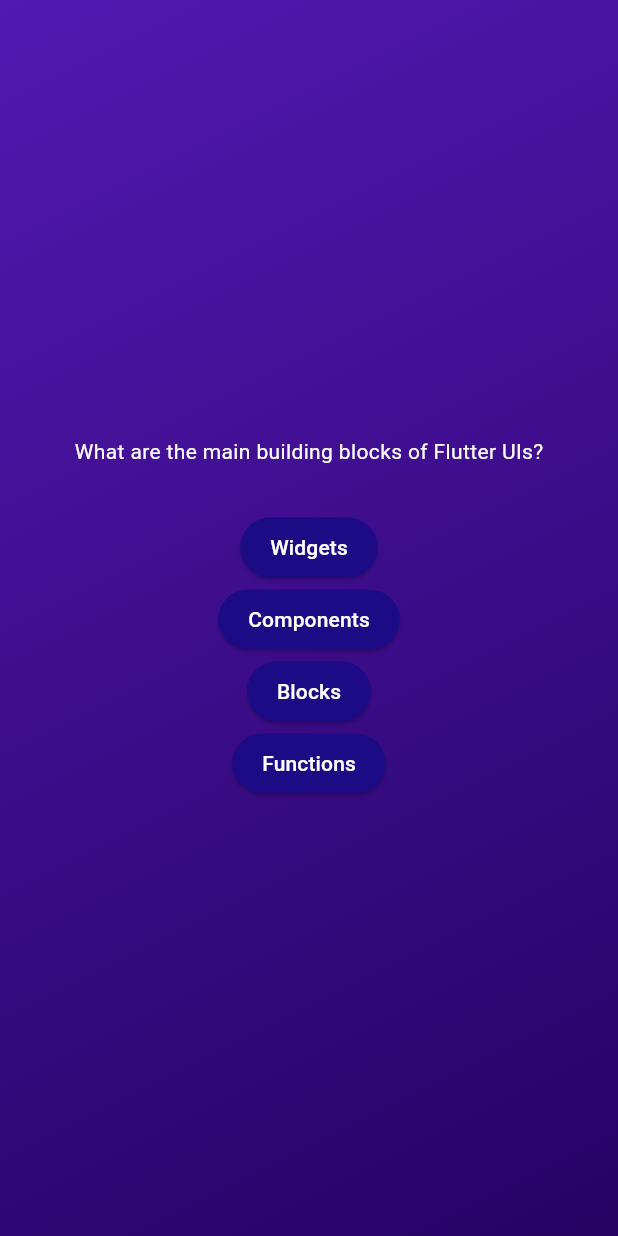
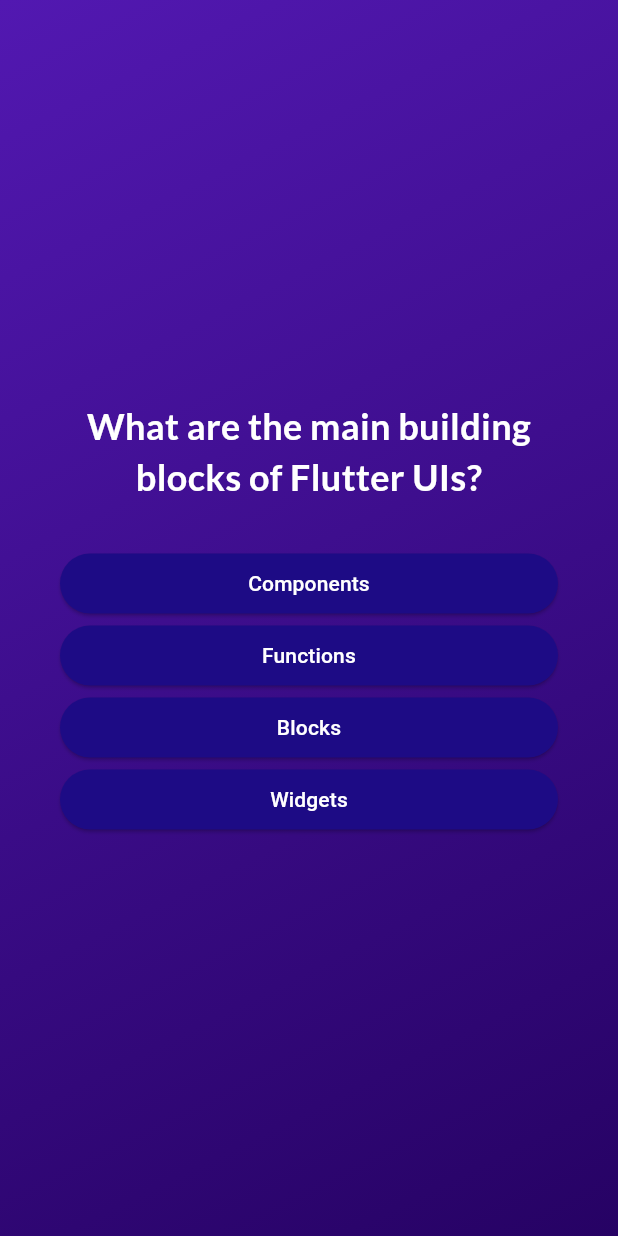
Before and after one commit to HuzaifaSidiqui/quiz_App, a Flutter app: the screen it shows after launch, after a tap on "Click me", on a phone screen of 412 x 824 dp. Run offline on Flutter 3.47's test engine with Material 3 defaults, Android fonts, the phone set to English and light mode, and no system bars; our stand-ins replace google_fonts.

Commit message:
configured answer screen and result screen | applied stylings and logic for both

```diff
--- a/lib/answer_button.dart
+++ b/lib/answer_button.dart
@@ -18,7 +18,7 @@ class AnswerButton extends StatelessWidget {
         foregroundColor: Colors.white,
         shape: RoundedRectangleBorder(borderRadius: BorderRadius.circular(40)),
       ),
-      child: Text(answerText),
+      child: Text(answerText, textAlign: TextAlign.center),
     );
   }
 }
--- a/lib/models/quiz_question.dart
+++ b/lib/models/quiz_question.dart
@@ -3,4 +3,10 @@ class QuizQuestions {
 
   final String text;
   final List<String> answers;
+
+  List<String> getShuffledAnswers() {
+    final shuffledList = List.of(answers);
+    shuffledList.shuffle();
+    return shuffledList;
+  }
 }
--- a/lib/questions_screen.dart
+++ b/lib/questions_screen.dart
@@ -1,9 +1,13 @@
 import 'package:flutter/material.dart';
 import 'package:quiz_app/answer_button.dart';
 import 'package:quiz_app/data/questions.dart';
+import 'package:google_fonts/google_fonts.dart';
 
 class QuestionsScreen extends StatefulWidget {
-  const QuestionsScreen({super.key});
+  const QuestionsScreen({super.key, required this.onSelectAnswer});
+
+  final void Function(String answer) onSelectAnswer;
+
   @override
   State<QuestionsScreen> createState() {
     return _QuestionScreenState();
@@ -11,20 +15,47 @@ class QuestionsScreen extends StatefulWidget {
 }
 
 class _QuestionScreenState extends State<QuestionsScreen> {
-  final currentQuestion = questions[0];
+  var currentQuestionIndex = 0;
+
+  void answerQuestion(String selectedAnswer) {
+    widget.onSelectAnswer(selectedAnswer);
+
+    setState(() {
+      currentQuestionIndex = currentQuestionIndex + 1;
+    });
+  }
+
   @override
   Widget build(context) {
+    final currentQuestion = questions[currentQuestionIndex];
     return SizedBox(
       width: double.infinity,
+      child: Container(
+        margin: EdgeInsets.all(40),
         child: Column(
           mainAxisAlignment: MainAxisAlignment.center,
+          crossAxisAlignment: CrossAxisAlignment.stretch,
           children: [
-          Text(currentQuestion.text, style: TextStyle(color: Colors.white)),
+            Text(
+              currentQuestion.text,
+              style: GoogleFonts.lato(
+                color: Colors.white,
+                fontSize: 24,
+                fontWeight: FontWeight.bold,
+              ),
+              textAlign: TextAlign.center,
+            ),
             SizedBox(height: 30),
-          ...currentQuestion.answers.map((answer) {
-            return AnswerButton(answerText: answer, onTap: () {});
+            ...currentQuestion.getShuffledAnswers().map((answer) {
+              return AnswerButton(
+                answerText: answer,
+                onTap: () {
+                  answerQuestion(answer);
+                },
+              );
             }),
           ],
+        ),
       ),
     );
   }
--- a/lib/quiz.dart
+++ b/lib/quiz.dart
@@ -1,6 +1,8 @@
 import 'package:flutter/material.dart';
 import 'package:quiz_app/main_screen.dart';
 import 'package:quiz_app/questions_screen.dart';
+import 'package:quiz_app/answer_screen.dart';
+import 'package:quiz_app/data/questions.dart';
 
 class Quiz extends StatefulWidget {
   const Quiz({super.key});
@@ -11,18 +13,30 @@ class Quiz extends StatefulWidget {
 }
 
 class _QuizState extends State<Quiz> {
-  Widget? activeScreen;
+  // Widget? activeScreen;
+  // void initState() {
+  //   activeScreen = MainScreen(switchScreen);
+  //   super.initState();
+  // }
 
-  @override
-  void initState() {
-    activeScreen = MainScreen(switchScreen);
-    super.initState();
-  }
+  List<String> selectedAnswer = [];
+  var activeScreen = 'main_screen';
 
   void switchScreen() {
     setState(() {
-      activeScreen = const QuestionsScreen();
+      // activeScreen = const QuestionsScreen();
+      activeScreen = 'question_screen';
     });
+  }
+
+  void chosenAnswer(String answer) {
+    selectedAnswer.add(answer);
+
+    if (selectedAnswer.length == questions.length) {
+      setState(() {
+        activeScreen = 'answer_screen';
+      });
+    }
   }
 
   @override
@@ -40,7 +54,11 @@ class _QuizState extends State<Quiz> {
               end: Alignment.bottomRight,
             ),
           ),
-          child: activeScreen,
+          child: activeScreen == 'answer_screen'
+              ? AnswerScreen(chosenAnswer: selectedAnswer)
+              : activeScreen == 'main_screen'
+              ? MainScreen(switchScreen)
+              : QuestionsScreen(onSelectAnswer: chosenAnswer),
         ),
       ),
     );
--- a/pubspec.yaml
+++ b/pubspec.yaml
@@ -34,6 +34,7 @@ dependencies:
   # The following adds the Cupertino Icons font to your application.
   # Use with the CupertinoIcons class for iOS style icons.
   cupertino_icons: ^1.0.8
+  google_fonts: ^6.3.0
 
 dev_dependencies:
   flutter_test:
```
Also changed, not shown: lib/answer_screen.dart (added, +53 -0 lines), lib/question_identifier.dart (added, +34 -0 lines), lib/summary_data.dart (added, +22 -0 lines), lib/summary_item.dart (added, +55 -0 lines), pubspec.lock, 2 other files. Lines whose indentation alone changed are shown as unchanged.
